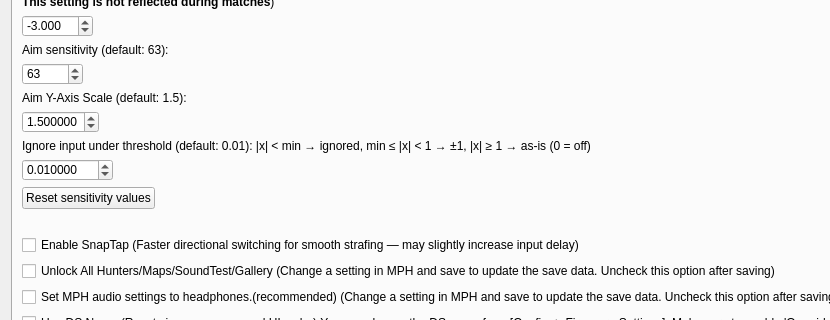
Old version of the form src/frontend/qt_sdl/InputConfig/InputConfigDialog.ui in the repository ag-advania/melonPrimeDS; both pictures show x 0 to 830 and y 113 to 433 of the 1135 by 666 pixel window.
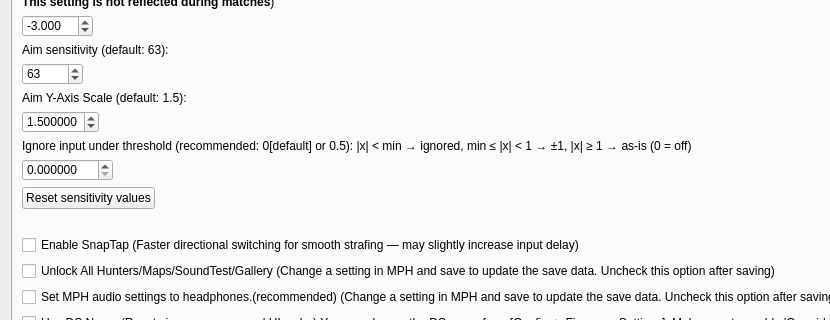
New version of the form. The open tabs and pages were chosen to show the change.

Diff of the .ui file:
```diff
--- a/src/frontend/qt_sdl/InputConfig/InputConfigDialog.ui
+++ b/src/frontend/qt_sdl/InputConfig/InputConfigDialog.ui
@@ -2403,7 +2403,7 @@
 					<!-- Label for aim sensitivity -->
 					<widget class="QLabel" name="metroidAimAdjustLabel">
 						<property name="text">
-							<string>Ignore input under threshold (default: 0.01): |x| &lt; min → ignored, min ≤ |x| &lt; 1 → ±1, |x| ≥ 1 → as-is (0 = off)</string>
+							<string>Ignore input under threshold (recommended: 0[default] or 0.5): |x| &lt; min → ignored, min ≤ |x| &lt; 1 → ±1, |x| ≥ 1 → as-is (0 = off)</string>
 						</property>
 					</widget>
 				</item>
@@ -2422,7 +2422,7 @@
 							<number>6</number>
 						</property>
 						<property name="value">
-							<double>0.010000</double>
+							<double>0.000000</double>
 						</property>
 					</widget>
 				</item>
```
